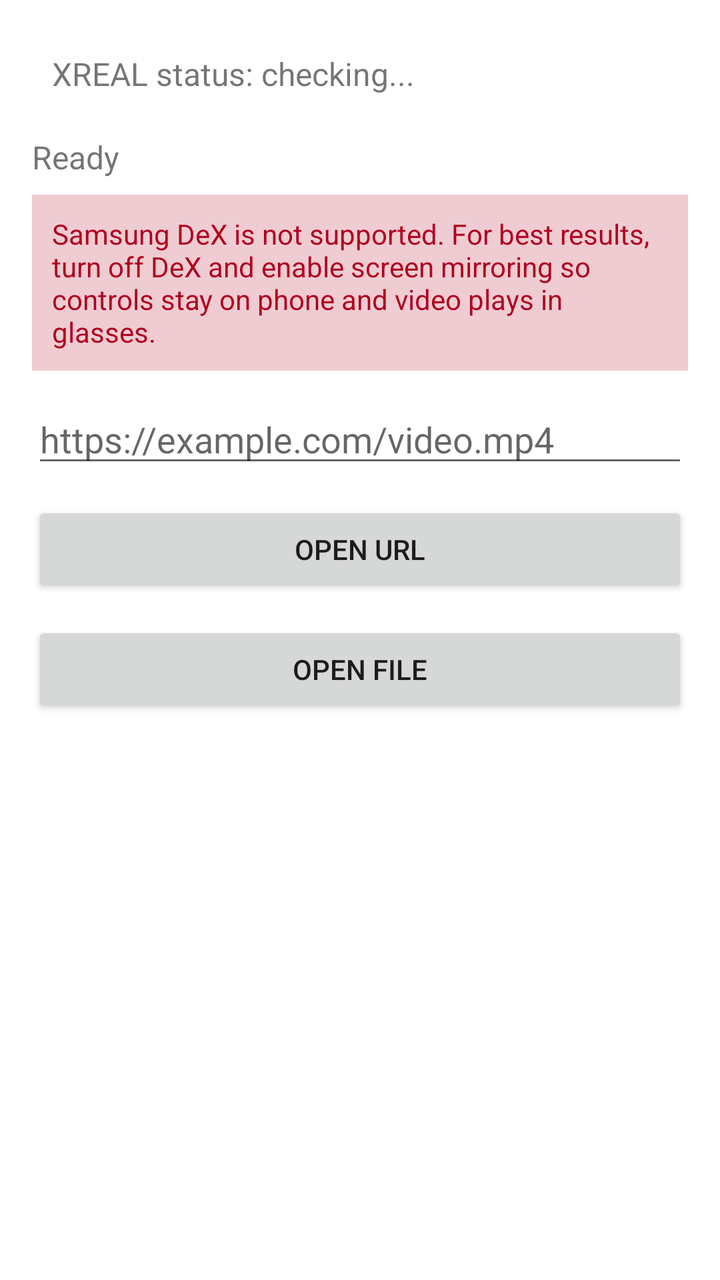
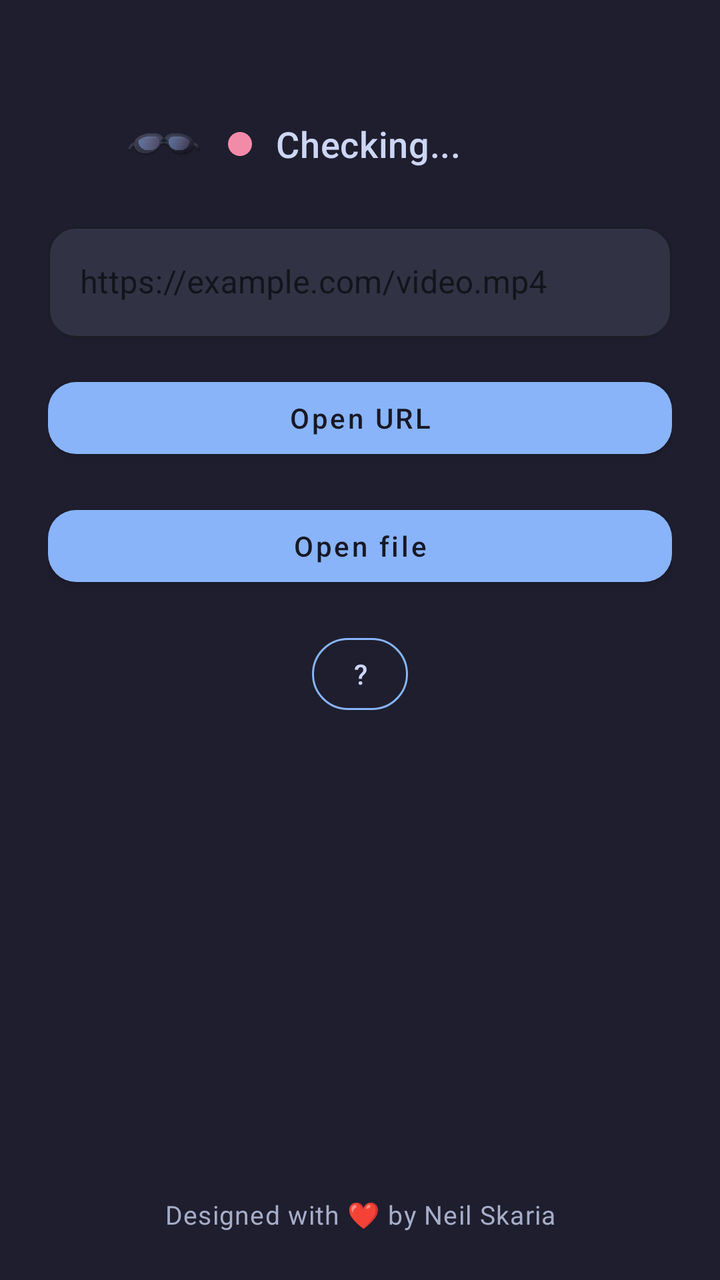

An Android layout rendered at two revisions. The XML below is the earlier revision; the diff shows what the commit changed to produce the second picture.
<!-- AndroidManifest.xml: application theme Theme.Vr2xr -->
<!-- res/layout/activity_main.xml -->
<?xml version="1.0" encoding="utf-8"?>
<LinearLayout xmlns:android="http://schemas.android.com/apk/res/android"
    android:layout_width="match_parent"
    android:layout_height="match_parent"
    android:orientation="vertical"
    android:padding="16dp">

    <TextView
        android:id="@+id/xrealStatusText"
        android:layout_width="match_parent"
        android:layout_height="wrap_content"
        android:padding="10dp"
        android:text="@string/xreal_status_checking"
        android:textSize="16sp" />

    <TextView
        android:id="@+id/statusText"
        android:layout_width="match_parent"
        android:layout_height="wrap_content"
        android:layout_marginTop="10dp"
        android:text="@string/status_ready"
        android:textSize="16sp" />

    <TextView
        android:id="@+id/dexWarningText"
        android:layout_width="match_parent"
        android:layout_height="wrap_content"
        android:layout_marginTop="8dp"
        android:background="@color/dex_warning_background"
        android:padding="10dp"
        android:text="@string/dex_mode_warning"
        android:textColor="@color/dex_warning_text"
        android:textSize="14sp" />

    <EditText
        android:id="@+id/urlInput"
        android:layout_width="match_parent"
        android:layout_height="wrap_content"
        android:layout_marginTop="12dp"
        android:hint="@string/hint_url"
        android:inputType="textUri"
        android:maxLines="1" />

    <Button
        android:id="@+id/openUrlButton"
        android:layout_width="match_parent"
        android:layout_height="wrap_content"
        android:layout_marginTop="12dp"
        android:text="@string/open_url" />

    <Button
        android:id="@+id/openFileButton"
        android:layout_width="match_parent"
        android:layout_height="wrap_content"
        android:layout_marginTop="12dp"
        android:text="@string/open_file" />

</LinearLayout>
<!-- resources referenced by this layout -->
<resources>
  <color name="dex_warning_background">#33B00020</color>
  <color name="dex_warning_text">#B00020</color>
  <string name="dex_mode_warning">Samsung DeX is not supported. For best results, turn off DeX and enable screen mirroring so controls stay on phone and video plays in glasses.</string>
  <string name="status_ready">Ready</string>
  <string name="xreal_status_checking">XREAL status: checking...</string>
  <!-- unchanged entries left out for length: 4 -->
</resources>

<!-- the commit's change to res/layout/activity_main.xml (unified diff, before → after) -->
@@ -1,58 +1,119 @@
 <?xml version="1.0" encoding="utf-8"?>
 <LinearLayout xmlns:android="http://schemas.android.com/apk/res/android"
+    xmlns:app="http://schemas.android.com/apk/res-auto"
     android:layout_width="match_parent"
     android:layout_height="match_parent"
+    android:background="@color/launcher_background"
     android:orientation="vertical"
-    android:padding="16dp">
+    android:paddingStart="@dimen/launcher_screen_padding"
+    android:paddingTop="@dimen/launcher_screen_padding"
+    android:paddingEnd="@dimen/launcher_screen_padding"
+    android:paddingBottom="@dimen/launcher_screen_padding">
+
+    <LinearLayout
+        android:layout_width="match_parent"
+        android:layout_height="0dp"
+        android:layout_weight="1"
+        android:orientation="vertical">
+
+        <LinearLayout
+            android:id="@+id/xrealStatusRow"
+            android:layout_width="wrap_content"
+            android:layout_height="wrap_content"
+            android:layout_gravity="center_horizontal"
+            android:layout_marginTop="@dimen/launcher_status_top_margin"
+            android:gravity="center_vertical"
+            android:orientation="horizontal">
+
+            <ImageView
+                android:id="@+id/xrealStatusIcon"
+                android:layout_width="@dimen/launcher_status_icon_size"
+                android:layout_height="@dimen/launcher_status_icon_size"
+                android:contentDescription="@string/xreal_status_icon_content_description"
+                android:src="@drawable/ic_glasses_status" />
+
+            <View
+                android:id="@+id/xrealStatusDot"
+                android:layout_width="@dimen/launcher_status_dot_size"
+                android:layout_height="@dimen/launcher_status_dot_size"
+                android:layout_marginStart="12dp"
+                android:background="@drawable/bg_status_indicator_dot" />
+
+            <TextView
+                android:id="@+id/xrealStatusText"
+                style="@style/TextAppearance.Vr2xr.Launcher.Status"
+                android:layout_width="@dimen/launcher_status_label_width"
+                android:layout_height="wrap_content"
+                android:layout_marginStart="12dp"
+                android:ellipsize="end"
+                android:gravity="start|center_vertical"
+                android:maxLines="1"
+                android:text="@string/xreal_status_checking" />
+        </LinearLayout>
+
+        <TextView
+            android:id="@+id/statusText"
+            style="@style/TextAppearance.Vr2xr.Launcher.RuntimeStatus"
+            android:layout_width="match_parent"
+            android:layout_height="wrap_content"
+            android:layout_marginTop="@dimen/launcher_runtime_status_top_margin"
+            android:gravity="center_horizontal"
+            android:text=""
+            android:visibility="gone" />
+
+        <com.google.android.material.textfield.TextInputLayout
+            android:id="@+id/urlInputLayout"
+            style="@style/Widget.Vr2xr.Launcher.Input"
+            android:layout_width="match_parent"
+            android:layout_height="wrap_content"
+            android:layout_marginTop="@dimen/launcher_section_spacing"
+            android:hint="@string/hint_url"
+            app:boxBackgroundMode="outline">
+
+            <com.google.android.material.textfield.TextInputEditText
+                android:id="@+id/urlInput"
+                android:layout_width="match_parent"
+                android:layout_height="wrap_content"
+                android:fontFamily="sans-serif"
+                android:inputType="textUri"
+                android:maxLines="1"
+                android:textColor="@color/launcher_text_primary"
+                android:textColorHint="@color/launcher_text_secondary" />
+        </com.google.android.material.textfield.TextInputLayout>
+
+        <com.google.android.material.button.MaterialButton
+            android:id="@+id/openUrlButton"
+            style="@style/Widget.Vr2xr.Launcher.PrimaryButton"
+            android:layout_width="match_parent"
+            android:layout_height="wrap_content"
+            android:layout_marginTop="@dimen/launcher_section_spacing"
+            android:text="@string/open_url" />
+
+        <com.google.android.material.button.MaterialButton
+            android:id="@+id/openFileButton"
+            style="@style/Widget.Vr2xr.Launcher.PrimaryButton"
+            android:layout_width="match_parent"
+            android:layout_height="wrap_content"
+            android:layout_marginTop="@dimen/launcher_section_spacing"
+            android:text="@string/open_file" />
+
+        <com.google.android.material.button.MaterialButton
+            android:id="@+id/requirementsHelpButton"
+            style="@style/Widget.Vr2xr.Launcher.HelpButton"
+            android:layout_width="@dimen/launcher_help_button_size"
+            android:layout_height="@dimen/launcher_help_button_size"
+            android:layout_gravity="center_horizontal"
+            android:layout_marginTop="@dimen/launcher_section_spacing"
+            android:contentDescription="@string/requirements_help_content_description"
+            android:text="@string/requirements_help" />
+    </LinearLayout>
 
     <TextView
-        android:id="@+id/xrealStatusText"
+        android:id="@+id/footerText"
+        style="@style/TextAppearance.Vr2xr.Launcher.Footer"
         android:layout_width="match_parent"
         android:layout_height="wrap_content"
-        android:padding="10dp"
-        android:text="@string/xreal_status_checking"
-        android:textSize="16sp" />
-
-    <TextView
-        android:id="@+id/statusText"
-        android:layout_width="match_parent"
-        android:layout_height="wrap_content"
-        android:layout_marginTop="10dp"
-        android:text="@string/status_ready"
-        android:textSize="16sp" />
-
-    <TextView
-        android:id="@+id/dexWarningText"
-        android:layout_width="match_parent"
-        android:layout_height="wrap_content"
-        android:layout_marginTop="8dp"
-        android:background="@color/dex_warning_background"
-        android:padding="10dp"
-        android:text="@string/dex_mode_warning"
-        android:textColor="@color/dex_warning_text"
-        android:textSize="14sp" />
-
-    <EditText
-        android:id="@+id/urlInput"
-        android:layout_width="match_parent"
-        android:layout_height="wrap_content"
-        android:layout_marginTop="12dp"
-        android:hint="@string/hint_url"
-        android:inputType="textUri"
-        android:maxLines="1" />
-
-    <Button
-        android:id="@+id/openUrlButton"
-        android:layout_width="match_parent"
-        android:layout_height="wrap_content"
-        android:layout_marginTop="12dp"
-        android:text="@string/open_url" />
-
-    <Button
-        android:id="@+id/openFileButton"
-        android:layout_width="match_parent"
-        android:layout_height="wrap_content"
-        android:layout_marginTop="12dp"
-        android:text="@string/open_file" />
-
+        android:layout_marginTop="@dimen/launcher_footer_top_margin"
+        android:gravity="center_horizontal"
+        android:text="@string/footer_designed_with" />
 </LinearLayout>
<!-- resource entries referenced after the edit -->
@@ -1,10 +1,86 @@
 <!-- resources referenced by this layout -->
 <resources>
-  <color name="dex_warning_background">#33B00020</color>
-  <color name="dex_warning_text">#B00020</color>
-  <string name="dex_mode_warning">Samsung DeX is not supported. For best results, turn off DeX and enable screen mirroring so controls stay on phone and video plays in glasses.</string>
-  <string name="status_ready">Ready</string>
-  <string name="xreal_status_checking">XREAL status: checking...</string>
+  <color name="launcher_background">@color/catppuccin_mocha_base</color>
+  <color name="launcher_text_primary">@color/catppuccin_mocha_text</color>
+  <color name="launcher_text_secondary">@color/catppuccin_mocha_subtext0</color>
+  <dimen name="launcher_footer_top_margin">20dp</dimen>
+  <dimen name="launcher_help_button_size">48dp</dimen>
+  <dimen name="launcher_runtime_status_top_margin">14dp</dimen>
+  <dimen name="launcher_screen_padding">24dp</dimen>
+  <dimen name="launcher_section_spacing">16dp</dimen>
+  <dimen name="launcher_status_dot_size">12dp</dimen>
+  <dimen name="launcher_status_icon_size">40dp</dimen>
+  <dimen name="launcher_status_label_width">160dp</dimen>
+  <dimen name="launcher_status_top_margin">28dp</dimen>
+  <!-- drawable bg_status_indicator_dot (drawable) -->
+  <?xml version="1.0" encoding="utf-8"?>
+  <shape xmlns:android="http://schemas.android.com/apk/res/android" android:shape="oval">
+      <size
+          android:width="@dimen/launcher_status_dot_size"
+          android:height="@dimen/launcher_status_dot_size" />
+      <solid android:color="@color/xreal_status_not_connected" />
+  </shape>
+  <!-- drawable ic_glasses_status: png bitmap (drawable, 212284 bytes) -->
+  <string name="footer_designed_with">Designed with ❤️ by Neil Skaria</string>
+  <string name="requirements_help">?</string>
+  <string name="requirements_help_content_description">Show requirements</string>
+  <string name="xreal_status_checking">Checking...</string>
+  <string name="xreal_status_icon_content_description">XREAL glasses status</string>
+  <style name="TextAppearance.Vr2xr.Launcher.Footer" parent="TextAppearance.MaterialComponents.Caption">
+          <item name="android:fontFamily">sans-serif-medium</item>
+          <item name="android:textColor">@color/launcher_text_secondary</item>
+          <item name="android:textSize">@dimen/launcher_footer_text_size</item>
+          <item name="android:textAllCaps">false</item>
+      </style>
+  <style name="TextAppearance.Vr2xr.Launcher.RuntimeStatus" parent="TextAppearance.MaterialComponents.Body2">
+          <item name="android:fontFamily">sans-serif</item>
+          <item name="android:textColor">@color/launcher_text_secondary</item>
+          <item name="android:textSize">@dimen/launcher_body_text_size</item>
+      </style>
+  <style name="TextAppearance.Vr2xr.Launcher.Status" parent="TextAppearance.MaterialComponents.Headline6">
+          <item name="android:fontFamily">sans-serif-medium</item>
+          <item name="android:textColor">@color/launcher_text_primary</item>
+          <item name="android:textSize">@dimen/launcher_status_text_size</item>
+      </style>
+  <style name="Widget.Vr2xr.Launcher.HelpButton" parent="Widget.MaterialComponents.Button.OutlinedButton">
+          <item name="android:fontFamily">sans-serif-medium</item>
+          <item name="android:textAllCaps">false</item>
+          <item name="android:textColor">@color/launcher_text_primary</item>
+          <item name="strokeColor">@color/catppuccin_mocha_blue</item>
+          <item name="cornerRadius">@dimen/launcher_help_button_size</item>
+      </style>
+  <style name="Widget.Vr2xr.Launcher.Input" parent="Widget.MaterialComponents.TextInputLayout.OutlinedBox">
+          <item name="boxBackgroundColor">@color/launcher_card_background</item>
+          <item name="boxCornerRadiusTopStart">@dimen/launcher_input_corner_radius</item>
+          <item name="boxCornerRadiusTopEnd">@dimen/launcher_input_corner_radius</item>
+          <item name="boxCornerRadiusBottomStart">@dimen/launcher_input_corner_radius</item>
+          <item name="boxCornerRadiusBottomEnd">@dimen/launcher_input_corner_radius</item>
+          <item name="boxStrokeColor">@color/launcher_outline</item>
+          <item name="hintTextColor">@color/launcher_text_secondary</item>
+      </style>
+  <style name="Widget.Vr2xr.Launcher.PrimaryButton" parent="Widget.MaterialComponents.Button">
+          <item name="android:fontFamily">sans-serif-medium</item>
+          <item name="android:textAllCaps">false</item>
+          <item name="backgroundTint">@color/catppuccin_mocha_blue</item>
+          <item name="android:textColor">@color/catppuccin_mocha_mantle</item>
+          <item name="cornerRadius">@dimen/launcher_button_corner_radius</item>
+      </style>
+  <color name="catppuccin_mocha_base">#1E1E2E</color>
+  <color name="catppuccin_mocha_text">#CDD6F4</color>
+  <color name="catppuccin_mocha_subtext0">#A6ADC8</color>
+  <color name="xreal_status_not_connected">@color/catppuccin_mocha_red</color>
+  <dimen name="launcher_footer_text_size">13sp</dimen>
+  <dimen name="launcher_body_text_size">15sp</dimen>
+  <dimen name="launcher_status_text_size">18sp</dimen>
+  <color name="catppuccin_mocha_blue">#89B4FA</color>
+  <color name="launcher_card_background">@color/catppuccin_mocha_surface0</color>
+  <dimen name="launcher_input_corner_radius">14dp</dimen>
+  <color name="launcher_outline">@color/catppuccin_mocha_overlay0</color>
+  <color name="catppuccin_mocha_mantle">#181825</color>
+  <dimen name="launcher_button_corner_radius">14dp</dimen>
+  <color name="catppuccin_mocha_red">#F38BA8</color>
+  <color name="catppuccin_mocha_surface0">#313244</color>
+  <color name="catppuccin_mocha_overlay0">#6C7086</color>
   <!-- unchanged entries left out for length: 4 -->
 </resources>
 
